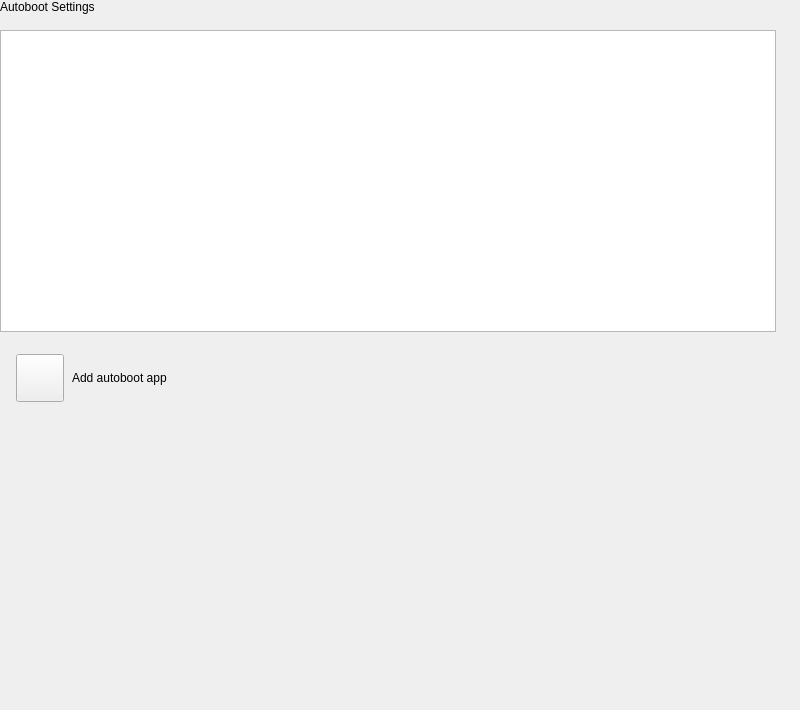
Above: plugins/system/autoboot/autoboot.ui from ukui/ukui-control-center before the change. Below: the same form after it.
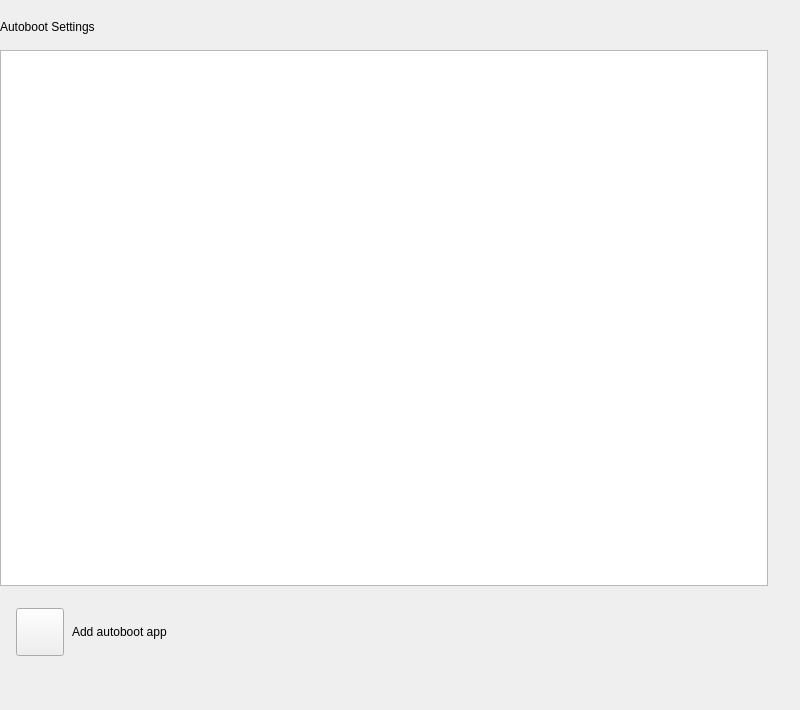
That is the form after the change.

Commit message: [hebing]  * Optimize the ui of autoboot

```diff
--- a/plugins/system/autoboot/autoboot.ui
+++ b/plugins/system/autoboot/autoboot.ui
@@ -33,10 +33,42 @@
     <number>0</number>
    </property>
    <property name="topMargin">
+    <number>20</number>
+   </property>
+   <property name="rightMargin">
+    <number>32</number>
+   </property>
+   <property name="bottomMargin">
+    <number>48</number>
+   </property>
+   <item>
+    <widget class="QWidget" name="widget" native="true">
+     <property name="minimumSize">
+      <size>
+       <width>0</width>
+       <height>0</height>
+      </size>
+     </property>
+     <layout class="QVBoxLayout" name="verticalLayout_3">
+      <property name="spacing">
     <number>0</number>
    </property>
+      <property name="leftMargin">
+       <number>0</number>
+      </property>
+      <property name="topMargin">
+       <number>0</number>
+      </property>
    <property name="rightMargin">
-    <number>24</number>
+       <number>0</number>
+      </property>
+      <property name="bottomMargin">
+       <number>0</number>
+      </property>
+      <item>
+       <layout class="QVBoxLayout" name="verticalLayout">
+        <property name="spacing">
+         <number>16</number>
    </property>
    <property name="bottomMargin">
     <number>0</number>
@@ -57,52 +89,20 @@
      </property>
     </widget>
    </item>
-   <item>
-    <spacer name="verticalSpacer">
-     <property name="orientation">
-      <enum>Qt::Vertical</enum>
-     </property>
-     <property name="sizeType">
-      <enum>QSizePolicy::Fixed</enum>
-     </property>
-     <property name="sizeHint" stdset="0">
-      <size>
-       <width>20</width>
-       <height>14</height>
-      </size>
-     </property>
-    </spacer>
-   </item>
    <item>
     <widget class="QListWidget" name="listWidget"/>
    </item>
-   <item>
-    <spacer name="verticalSpacer_3">
-     <property name="orientation">
-      <enum>Qt::Vertical</enum>
-     </property>
-     <property name="sizeType">
-      <enum>QSizePolicy::Fixed</enum>
-     </property>
-     <property name="sizeHint" stdset="0">
-      <size>
-       <width>20</width>
-       <height>14</height>
-      </size>
-     </property>
-    </spacer>
-   </item>
    <item>
     <widget class="QWidget" name="addWidget" native="true">
      <property name="minimumSize">
       <size>
-       <width>550</width>
+            <width>0</width>
        <height>60</height>
       </size>
      </property>
      <property name="maximumSize">
       <size>
-       <width>960</width>
+            <width>16777215</width>
        <height>60</height>
       </size>
      </property>
@@ -183,18 +183,10 @@
      </layout>
     </widget>
    </item>
-   <item>
-    <spacer name="verticalSpacer_2">
-     <property name="orientation">
-      <enum>Qt::Vertical</enum>
-     </property>
-     <property name="sizeHint" stdset="0">
-      <size>
-       <width>20</width>
-       <height>40</height>
-      </size>
-     </property>
-    </spacer>
+       </layout>
+      </item>
+     </layout>
+    </widget>
    </item>
   </layout>
  </widget>
```
Lines whose indentation alone changed are shown as unchanged.
